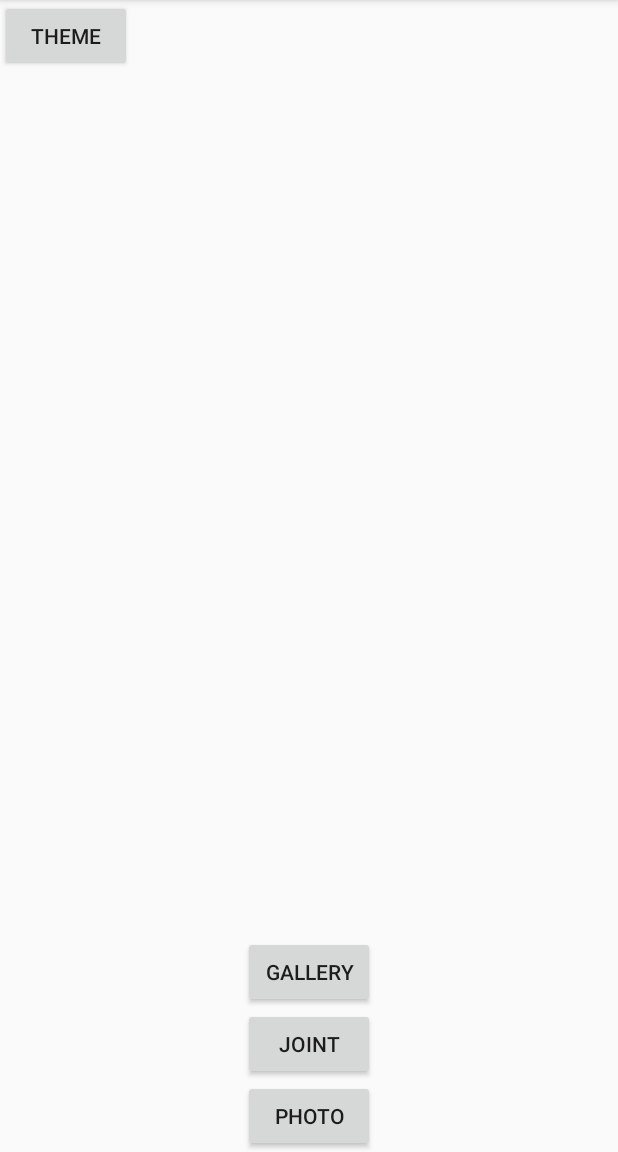
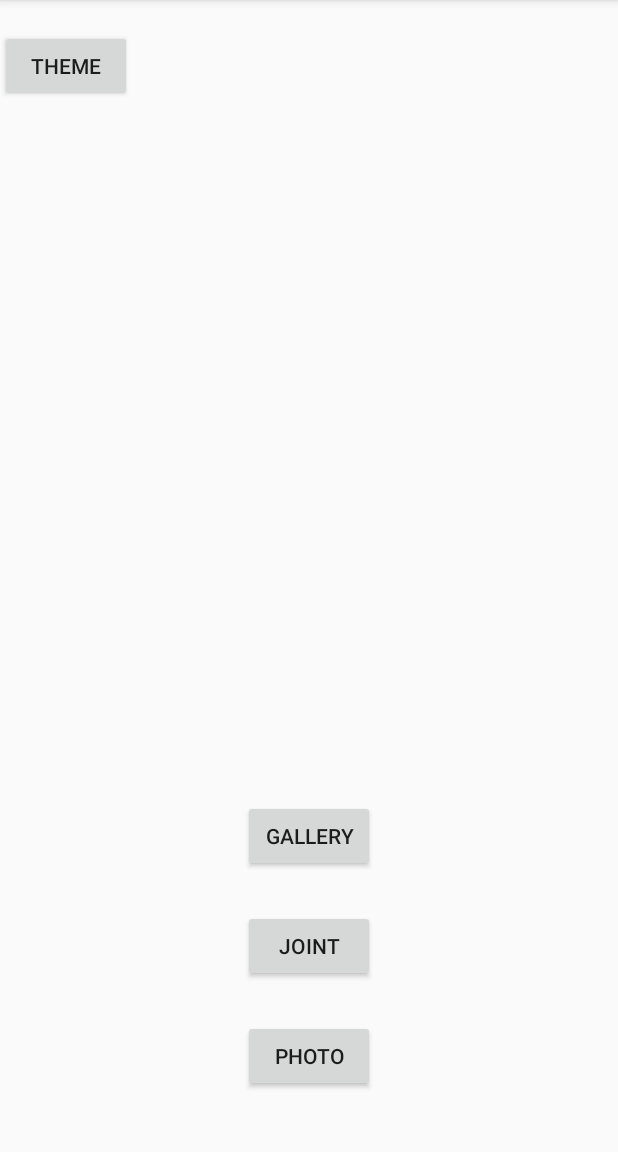
Before and after one commit to Aburasumashi81104/picsapp, an Android app: the screen it shows after launch (MainActivity), on a phone screen of 412 x 824 dp, the part 84-1236 px from its top. Run offline under Robolectric (Android 15) with nearby library versions, the phone set to English and light mode, and no system bars.

Commit message:
rearrenge button and set clicker

```diff
--- a/app/src/main/java/com/example/moebutapworks/picsfixer/MainActivity.kt
+++ b/app/src/main/java/com/example/moebutapworks/picsfixer/MainActivity.kt
@@ -14,19 +14,29 @@ class MainActivity : AppCompatActivity() {
         super.onCreate(savedInstanceState)
         setContentView(R.layout.activity_main)
 
-        Log.d(TAG, "This is a first log!")
-        val button: Button = findViewById(R.id.gallery) as Button
-        button.setOnClickListener { view ->
+        Log.d(TAG, "Slelect Theme!!")
+        val theme: Button = findViewById(R.id.theme) as Button
+        theme.setOnClickListener { view ->
             Log.d(TAG, "Click!")
         }
 
-        Log.d(TAG, "This is a second log!")
-        val button2: Button = findViewById(R.id.joint) as Button
-        button.setOnClickListener { view ->
+        Log.d(TAG, "This is a first log!!")
+        val gallery: Button = findViewById(R.id.gallery) as Button
+        gallery.setOnClickListener { view ->
             Log.d(TAG, "Click!")
         }
 
+        Log.d(TAG, "This is a second log!!")
+        val joint: Button = findViewById(R.id.joint) as Button
+        joint.setOnClickListener { view ->
+            Log.d(TAG, "Click!")
+        }
 
+        Log.d(TAG, "This is a first log!")
+        val photo: Button = findViewById(R.id.photo) as Button
+        photo.setOnClickListener { view ->
+            Log.d(TAG, "Click!")
+        }
 
     }
 
--- a/app/src/main/res/layout/activity_main.xml
+++ b/app/src/main/res/layout/activity_main.xml
@@ -12,7 +12,8 @@
         android:layout_alignParentTop="true"
         android:layout_alignParentLeft="true"
         android:layout_width="wrap_content"
-        android:layout_height="wrap_content" />
+        android:layout_height="wrap_content"
+        android:layout_marginTop="20dp"/>
 
     <Button
         android:id="@+id/gallery"
@@ -28,7 +29,8 @@
         android:layout_centerInParent="true"
         android:layout_width="wrap_content"
         android:layout_height="wrap_content"
-        android:layout_above="@+id/photo" />
+        android:layout_above="@+id/photo"
+        android:layout_marginTop="25dp"/>
 
     <Button
         android:id="@+id/photo"
@@ -36,7 +38,9 @@
         android:layout_centerHorizontal="true"
         android:layout_alignParentBottom="true"
         android:layout_width="wrap_content"
-        android:layout_height="wrap_content" />
+        android:layout_height="wrap_content"
+        android:layout_marginTop="25dp"
+        android:layout_marginBottom="40dp"/>
 
 
 </RelativeLayout>
```
